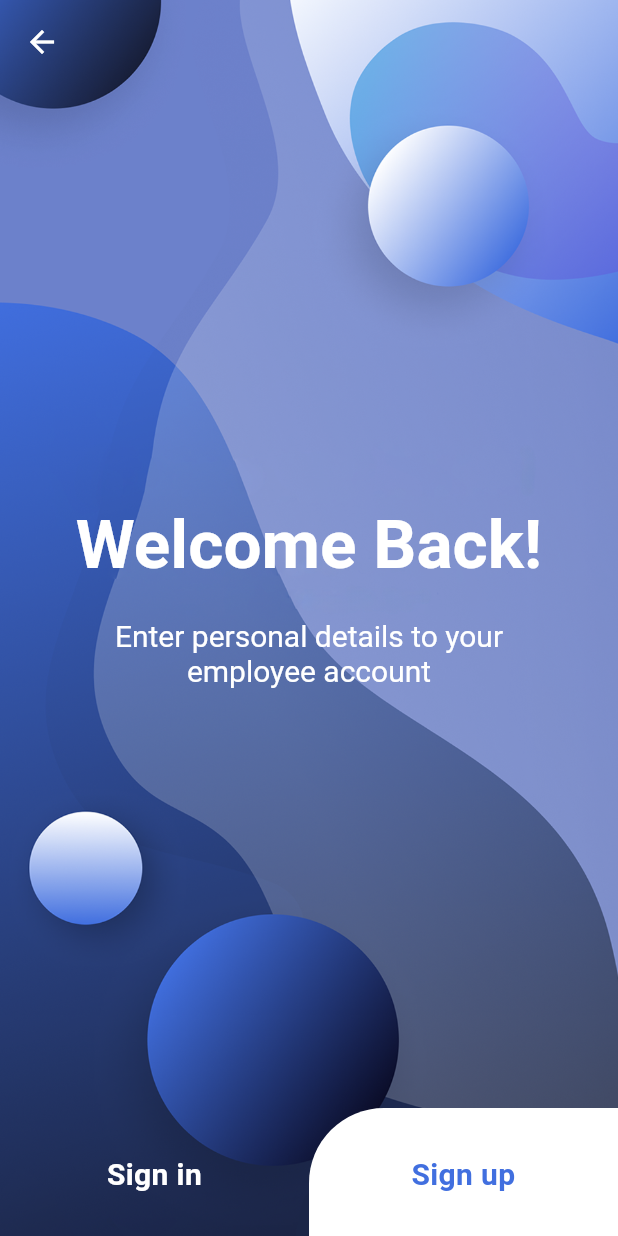
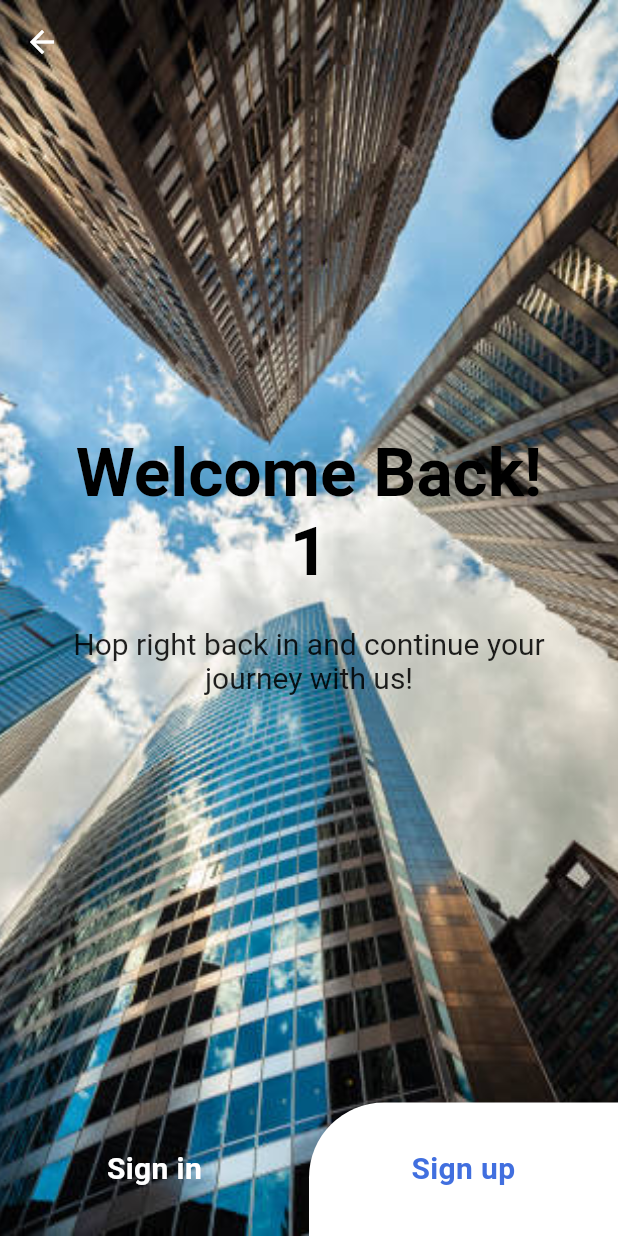
Before and after one commit to huveewomg/flutter_application_1, a Flutter app: the Welcome screen opened directly, on a phone screen of 412 x 824 dp. Run offline on Flutter 3.47's test engine with Material 3 defaults, Android fonts, the phone set to English and light mode, and no system bars; our stand-ins replace icons_plus.

Commit message:
fix: UI fix on smaller screen and remove useless assets

```diff
--- a/lib/screens/signin.dart
+++ b/lib/screens/signin.dart
@@ -215,7 +215,6 @@ class _SignInState extends State<SignIn> {
                           Logo(Logos.facebook_f),
                           Logo(Logos.twitter),
                           Logo(Logos.google),
-                          Logo(Logos.apple),
                         ],
                       ),
                       const SizedBox(
--- a/lib/screens/signup.dart
+++ b/lib/screens/signup.dart
@@ -246,7 +246,6 @@ class _SignUpState extends State<SignUp> {
                           Logo(Logos.facebook_f),
                           Logo(Logos.twitter),
                           Logo(Logos.google),
-                          Logo(Logos.apple),
                         ],
                       ),
                       const SizedBox(
--- a/lib/screens/welcome.dart
+++ b/lib/screens/welcome.dart
@@ -14,7 +14,7 @@ class Welcome extends StatelessWidget {
       child: Column(
         children: [
           Flexible(
-              flex: 8,
+              flex: 5,
               child: Container(
                 padding: const EdgeInsets.symmetric(
                   vertical: 0,
@@ -26,16 +26,18 @@ class Welcome extends StatelessWidget {
                     text: const TextSpan(
                       children: [
                         TextSpan(
-                            text: 'Welcome Back!\n',
-                            style: TextStyle(
+                          text: 'Welcome Back!1\n',
+                          style: TextStyle(
                               fontSize: 45.0,
                               fontWeight: FontWeight.w600,
-                            )),
+                              color: Colors.black),
+                        ),
                         TextSpan(
                             text:
-                                '\nEnter personal details to your employee account',
+                                '\nHop right back in and continue your journey with us!',
                             style: TextStyle(
                               fontSize: 20,
+                              color: Colors.black87,
                               // height: 0,
                             ))
                       ],
--- a/lib/widgets/custom_scaffold.dart
+++ b/lib/widgets/custom_scaffold.dart
@@ -15,7 +15,7 @@ class CustomScaffold extends StatelessWidget {
       body: Stack(
         children: [
           Image.asset(
-            'assets/images/bg1.png',
+            'assets/images/bg1.jpg',
             fit: BoxFit.cover,
             width: double.infinity,
             height: double.infinity,
```
Also changed, not shown: assets/images/bg1.jpg (added), assets/images/bg1.png (deleted).
